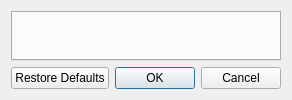
Before: the Qt Designer form qt/prefs/prefdialog.ui in legal-hkr/NP2kai, drawn with Qt 5.
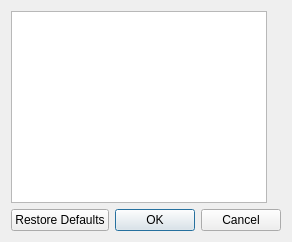
After: the same form once the commit is applied.

Commit message: Added the MIDI, Serial, Network, Host Drive, DIP Switches and Calendar pages to the Qt preferences, listed down the side of the dialog.

What changed in the file:
```diff
--- a/qt/prefs/prefdialog.ui
+++ b/qt/prefs/prefdialog.ui
@@ -7,7 +7,24 @@
   </property>
   <layout class="QVBoxLayout" name="mainLayout">
    <item>
-    <widget class="QTabWidget" name="tabs"/>
+    <layout class="QHBoxLayout" name="pagesLayout">
+     <item>
+      <widget class="QListWidget" name="pageList">
+       <property name="spacing">
+        <number>3</number>
+       </property>
+       <property name="sizePolicy">
+        <sizepolicy hsizetype="Fixed" vsizetype="Expanding">
+         <horstretch>0</horstretch>
+         <verstretch>0</verstretch>
+        </sizepolicy>
+       </property>
+      </widget>
+     </item>
+     <item>
+      <widget class="QStackedWidget" name="pages"/>
+     </item>
+    </layout>
    </item>
    <item>
     <widget class="QDialogButtonBox" name="buttons">
```
Left out of the diff: 6 changed lines with no effect on the pictures. The commit also changes 30 other files.
